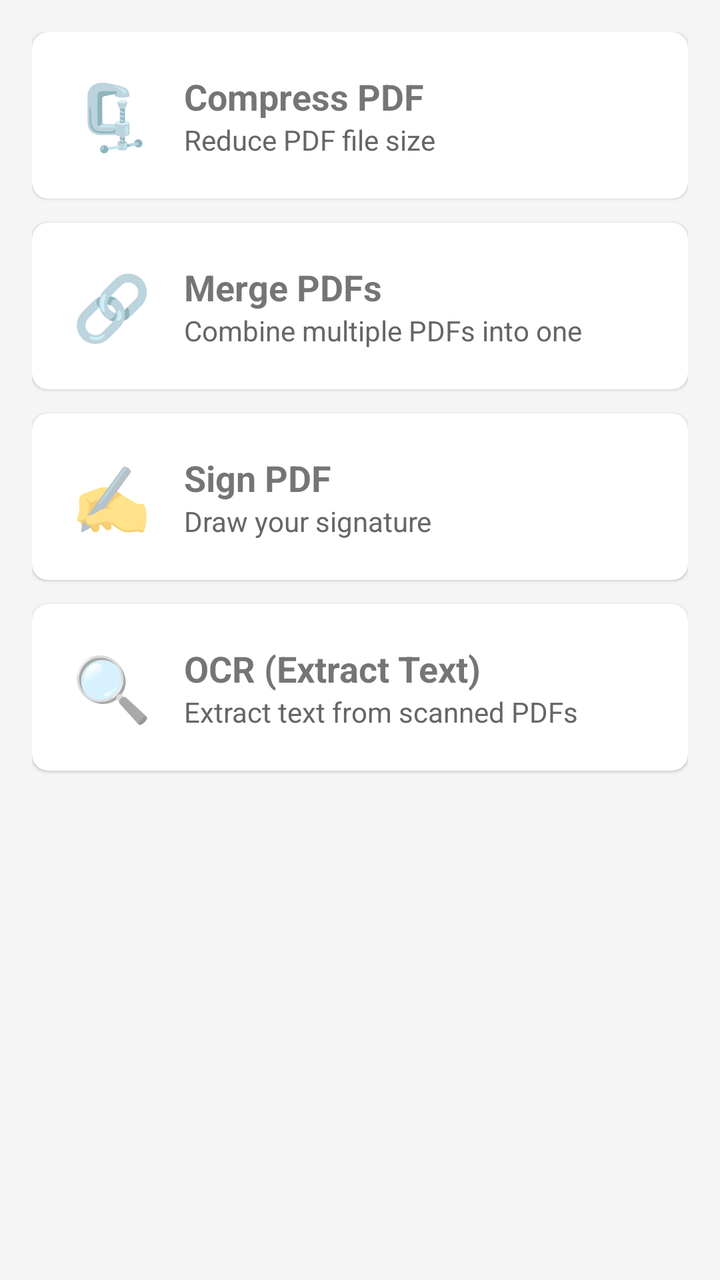
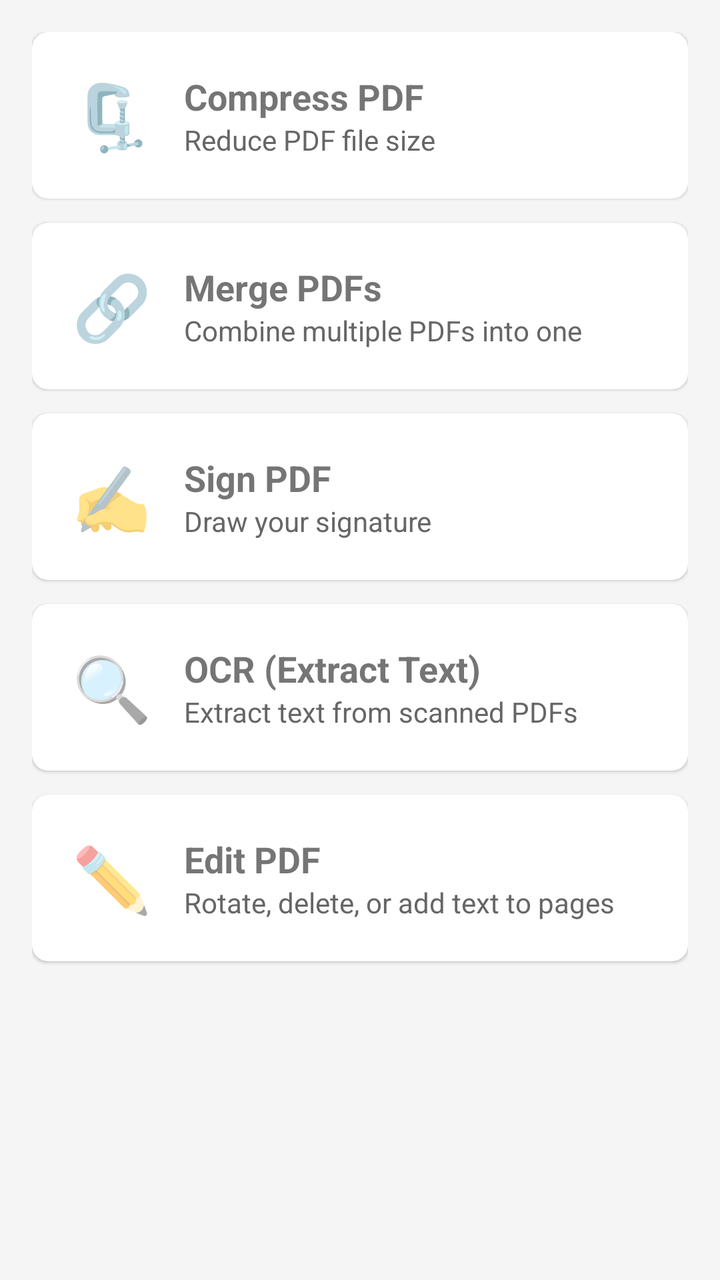

Compare the two renders of this Android layout. The source of the first and the diff that turns it into the second are given below.
<!-- AndroidManifest.xml: application theme Theme.PDFMaster -->
<!-- res/layout/activity_tools.xml -->
<?xml version="1.0" encoding="utf-8"?>
<ScrollView xmlns:android="http://schemas.android.com/apk/res/android"
    xmlns:app="http://schemas.android.com/apk/res-auto"
    android:layout_width="match_parent"
    android:layout_height="match_parent"
    android:background="@color/bg_light">

    <LinearLayout
        android:layout_width="match_parent"
        android:layout_height="wrap_content"
        android:orientation="vertical"
        android:padding="16dp">

        <com.google.android.material.card.MaterialCardView
            android:layout_width="match_parent"
            android:layout_height="wrap_content"
            android:layout_marginBottom="12dp"
            app:cardCornerRadius="8dp">

            <LinearLayout
                android:id="@+id/cardCompress"
                android:layout_width="match_parent"
                android:layout_height="wrap_content"
                android:orientation="horizontal"
                android:padding="20dp"
                android:background="?attr/selectableItemBackground"
                android:clickable="true"
                android:focusable="true">

                <TextView
                    android:layout_width="wrap_content"
                    android:layout_height="wrap_content"
                    android:text="🗜️"
                    android:textSize="32sp" />

                <LinearLayout
                    android:layout_width="0dp"
                    android:layout_height="wrap_content"
                    android:layout_weight="1"
                    android:layout_marginStart="16dp"
                    android:orientation="vertical">

                    <TextView
                        android:layout_width="match_parent"
                        android:layout_height="wrap_content"
                        android:text="Compress PDF"
                        android:textSize="18sp"
                        android:textStyle="bold" />

                    <TextView
                        android:layout_width="match_parent"
                        android:layout_height="wrap_content"
                        android:text="Reduce PDF file size"
                        android:textColor="@color/gray" />
                </LinearLayout>
            </LinearLayout>
        </com.google.android.material.card.MaterialCardView>

        <com.google.android.material.card.MaterialCardView
            android:layout_width="match_parent"
            android:layout_height="wrap_content"
            android:layout_marginBottom="12dp"
            app:cardCornerRadius="8dp">

            <LinearLayout
                android:id="@+id/cardMerge"
                android:layout_width="match_parent"
                android:layout_height="wrap_content"
                android:orientation="horizontal"
                android:padding="20dp"
                android:background="?attr/selectableItemBackground"
                android:clickable="true"
                android:focusable="true">

                <TextView
                    android:layout_width="wrap_content"
                    android:layout_height="wrap_content"
                    android:text="🔗"
                    android:textSize="32sp" />

                <LinearLayout
                    android:layout_width="0dp"
                    android:layout_height="wrap_content"
                    android:layout_weight="1"
                    android:layout_marginStart="16dp"
                    android:orientation="vertical">

                    <TextView
                        android:layout_width="match_parent"
                        android:layout_height="wrap_content"
                        android:text="Merge PDFs"
                        android:textSize="18sp"
                        android:textStyle="bold" />

                    <TextView
                        android:layout_width="match_parent"
                        android:layout_height="wrap_content"
                        android:text="Combine multiple PDFs into one"
                        android:textColor="@color/gray" />
                </LinearLayout>
            </LinearLayout>
        </com.google.android.material.card.MaterialCardView>

        <com.google.android.material.card.MaterialCardView
            android:layout_width="match_parent"
            android:layout_height="wrap_content"
            android:layout_marginBottom="12dp"
            app:cardCornerRadius="8dp">

            <LinearLayout
                android:id="@+id/cardSign"
                android:layout_width="match_parent"
                android:layout_height="wrap_content"
                android:orientation="horizontal"
                android:padding="20dp"
                android:background="?attr/selectableItemBackground"
                android:clickable="true"
                android:focusable="true">

                <TextView
                    android:layout_width="wrap_content"
                    android:layout_height="wrap_content"
                    android:text="✍️"
                    android:textSize="32sp" />

                <LinearLayout
                    android:layout_width="0dp"
                    android:layout_height="wrap_content"
                    android:layout_weight="1"
                    android:layout_marginStart="16dp"
                    android:orientation="vertical">

                    <TextView
                        android:layout_width="match_parent"
                        android:layout_height="wrap_content"
                        android:text="Sign PDF"
                        android:textSize="18sp"
                        android:textStyle="bold" />

                    <TextView
                        android:layout_width="match_parent"
                        android:layout_height="wrap_content"
                        android:text="Draw your signature"
                        android:textColor="@color/gray" />
                </LinearLayout>
            </LinearLayout>
        </com.google.android.material.card.MaterialCardView>

        <com.google.android.material.card.MaterialCardView
            android:layout_width="match_parent"
            android:layout_height="wrap_content"
            android:layout_marginBottom="12dp"
            app:cardCornerRadius="8dp">

            <LinearLayout
                android:id="@+id/cardOcr"
                android:layout_width="match_parent"
                android:layout_height="wrap_content"
                android:orientation="horizontal"
                android:padding="20dp"
                android:background="?attr/selectableItemBackground"
                android:clickable="true"
                android:focusable="true">

                <TextView
                    android:layout_width="wrap_content"
                    android:layout_height="wrap_content"
                    android:text="🔍"
                    android:textSize="32sp" />

                <LinearLayout
                    android:layout_width="0dp"
                    android:layout_height="wrap_content"
                    android:layout_weight="1"
                    android:layout_marginStart="16dp"
                    android:orientation="vertical">

                    <TextView
                        android:layout_width="match_parent"
                        android:layout_height="wrap_content"
                        android:text="OCR (Extract Text)"
                        android:textSize="18sp"
                        android:textStyle="bold" />

                    <TextView
                        android:layout_width="match_parent"
                        android:layout_height="wrap_content"
                        android:text="Extract text from scanned PDFs"
                        android:textColor="@color/gray" />
                </LinearLayout>
            </LinearLayout>
        </com.google.android.material.card.MaterialCardView>

    </LinearLayout>
</ScrollView>
<!-- resources referenced by this layout -->
<resources>
  <color name="bg_light">#F5F5F5</color>
  <color name="gray">#666666</color>
  <style name="Theme.PDFMaster" parent="Theme.MaterialComponents.DayNight.DarkActionBar">
          <item name="colorPrimary">@color/acrobat_red</item>
          <item name="colorPrimaryVariant">@color/acrobat_dark</item>
          <item name="colorOnPrimary">@color/white</item>
          <item name="colorSecondary">@color/acrobat_red</item>
          <item name="android:statusBarColor">@color/acrobat_red</item>
          <item name="android:windowLightStatusBar">false</item>
      </style>
  <color name="acrobat_red">#CC0000</color>
  <color name="acrobat_dark">#8B0000</color>
  <color name="white">#FFFFFF</color>
</resources>

<!-- the commit's change to res/layout/activity_tools.xml (unified diff, before → after) -->
@@ -191,5 +191,51 @@
             </LinearLayout>
         </com.google.android.material.card.MaterialCardView>
 
-    </LinearLayout>
+    
+        <com.google.android.material.card.MaterialCardView
+            android:layout_width="match_parent"
+            android:layout_height="wrap_content"
+            android:layout_marginBottom="12dp"
+            app:cardCornerRadius="8dp">
+
+            <LinearLayout
+                android:id="@+id/cardEdit"
+                android:layout_width="match_parent"
+                android:layout_height="wrap_content"
+                android:orientation="horizontal"
+                android:padding="20dp"
+                android:background="?attr/selectableItemBackground"
+                android:clickable="true"
+                android:focusable="true">
+
+                <TextView
+                    android:layout_width="wrap_content"
+                    android:layout_height="wrap_content"
+                    android:text="✏️"
+                    android:textSize="32sp" />
+
+                <LinearLayout
+                    android:layout_width="0dp"
+                    android:layout_height="wrap_content"
+                    android:layout_weight="1"
+                    android:layout_marginStart="16dp"
+                    android:orientation="vertical">
+
+                    <TextView
+                        android:layout_width="match_parent"
+                        android:layout_height="wrap_content"
+                        android:text="Edit PDF"
+                        android:textSize="18sp"
+                        android:textStyle="bold" />
+
+                    <TextView
+                        android:layout_width="match_parent"
+                        android:layout_height="wrap_content"
+                        android:text="Rotate, delete, or add text to pages"
+                        android:textColor="@color/gray" />
+                </LinearLayout>
+            </LinearLayout>
+        </com.google.android.material.card.MaterialCardView>
+
+</LinearLayout>
 </ScrollView>
